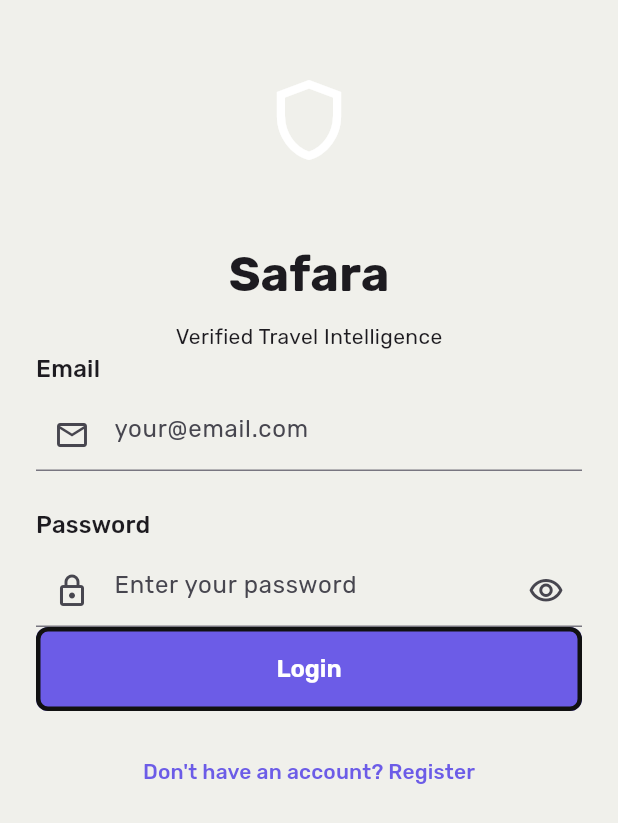
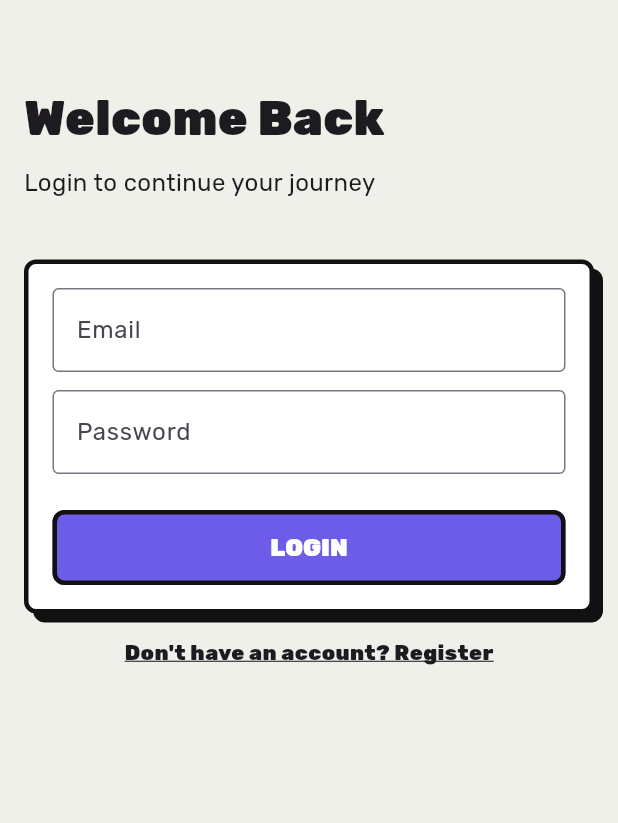
Before and after one commit to whoissaf/safara-frontend, a Flutter app: the LoginScreen screen opened directly, on a phone screen of 412 x 824 dp. Shown: the top 823 px of the screen. Run offline on Flutter 3.47's test engine with Material 3 defaults, Android fonts, the phone set to English and light mode, and no system bars; our stand-ins replace flutter_map, google_fonts, latlong2, shared_preferences; accounts and stored records are empty.

Commit message:
feat: add authentication jwt splash login register

```diff
--- a/lib/screens/login_screen.dart
+++ b/lib/screens/login_screen.dart
@@ -1,6 +1,8 @@
 import 'package:flutter/material.dart';
 import '../core/constants.dart';
 import '../services/auth_service.dart';
+import 'home_screen.dart';
+import 'register_screen.dart';
 
 class LoginScreen extends StatefulWidget {
   const LoginScreen({super.key});
@@ -14,189 +16,80 @@
   final _emailController = TextEditingController();
   final _passwordController = TextEditingController();
   bool _isLoading = false;
-  bool _obscurePassword = true;
+
+  void _showAlert(String msg) {
+    showDialog(
+      context: context,
+      builder: (_) => AlertDialog(
+        backgroundColor: NeoColors.surface,
+        shape: RoundedRectangleBorder(borderRadius: BorderRadius.circular(AppRadius.md), side: NeoBorders.thickSide),
+        title: const Text('Error', style: TextStyle(fontWeight: FontWeight.w900)),
+        content: Text(msg),
+        actions: [
+          TextButton(
+            onPressed: () => Navigator.pop(context),
+            style: TextButton.styleFrom(backgroundColor: NeoColors.red, foregroundColor: NeoColors.surface, shape: RoundedRectangleBorder(borderRadius: BorderRadius.circular(AppRadius.sm), side: NeoBorders.thinSide)),
+            child: const Text('OK', style: TextStyle(fontWeight: FontWeight.w900)),
+          ),
+        ],
+      ),
+    );
+  }
 
   Future<void> _handleLogin() async {
     if (!_formKey.currentState!.validate()) return;
-
-    setState(() {
-      _isLoading = true;
-    });
-
-    // Simulasi login (nanti bisa diganti dengan API call)
-    await Future.delayed(const Duration(seconds: 1));
-
-    // Simpan user data
-    await AuthService.saveUserData(
-      userId: 'c7133c5e-c490-4011-8941-a866dc9adbdd',
-      name: _emailController.text.split('@').first, // Ambil nama dari email
-      email: _emailController.text,
-      role: 'traveler',
-    );
-
-    setState(() {
-      _isLoading = false;
-    });
-
-    if (mounted) {
-      Navigator.pushReplacementNamed(context, '/home');
+    setState(() => _isLoading = true);
+    final result = await AuthService.login(_emailController.text, _passwordController.text);
+    setState(() => _isLoading = false);
+    if (result['success'] == true) {
+      Navigator.pushReplacement(context, MaterialPageRoute(builder: (_) => const HomeScreen()));
+    } else {
+      _showAlert(result['message']);
     }
-  }
-
-  @override
-  void dispose() {
-    _emailController.dispose();
-    _passwordController.dispose();
-    super.dispose();
   }
 
   @override
   Widget build(BuildContext context) {
     return Scaffold(
-      backgroundColor: AppColors.background,
+      backgroundColor: NeoColors.background,
       body: SafeArea(
         child: SingleChildScrollView(
-          padding: const EdgeInsets.all(AppSpacing.xl),
+          padding: const EdgeInsets.all(AppSpacing.lg),
           child: Form(
             key: _formKey,
             child: Column(
               crossAxisAlignment: CrossAxisAlignment.start,
               children: [
-                const SizedBox(height: AppSpacing.xxxl),
-                // Logo & Title
-                Center(
+                const SizedBox(height: 40),
+                const Text('Welcome Back', style: TextStyle(fontSize: 32, fontWeight: FontWeight.w900)),
+                const SizedBox(height: 8),
+                const Text('Login to continue your journey', style: TextStyle(fontSize: 16)),
+                const SizedBox(height: 40),
+                Container(
+                  padding: const EdgeInsets.all(AppSpacing.lg),
+                  decoration: BoxDecoration(color: NeoColors.surface, border: NeoBorders.thick, boxShadow: NeoShadows.hard, borderRadius: BorderRadius.circular(AppRadius.md)),
                   child: Column(
                     children: [
-                      Container(
-                        padding: const EdgeInsets.all(AppSpacing.xl),
-                        decoration: BoxDecoration(
-                          color: AppColors.primary,
-                          shape: BoxShape.circle,
-                          boxShadow: AppShadows.elevated,
+                      TextFormField(controller: _emailController, decoration: const InputDecoration(labelText: 'Email', border: OutlineInputBorder()), keyboardType: TextInputType.emailAddress, validator: (v) => v == null || !v.contains('@') ? 'Valid email required' : null),
+                      const SizedBox(height: AppSpacing.md),
+                      TextFormField(controller: _passwordController, decoration: const InputDecoration(labelText: 'Password', border: OutlineInputBorder()), obscureText: true, validator: (v) => v == null || v.length < 6 ? 'Min 6 characters' : null),
+                      const SizedBox(height: AppSpacing.xl),
+                      SizedBox(
+                        width: double.infinity,
+                        height: 50,
+                        child: ElevatedButton(
+                          onPressed: _isLoading ? null : _handleLogin,
+                          child: Text(_isLoading ? 'LOGGING IN...' : 'LOGIN'),
                         ),
-                        child: const Icon(
-                          Icons.shield_outlined,
-                          size: 64,
-                          color: Colors.white,
-                        ),
-                      ),
-                      const SizedBox(height: AppSpacing.xl),
-                      const Text(
-                        'Safara',
-                        style: TextStyle(
-                          fontSize: 32,
-                          fontWeight: FontWeight.bold,
-                          color: AppColors.textPrimary,
-                        ),
-                      ),
-                      const SizedBox(height: AppSpacing.sm),
-                      Text(
-                        'Verified Travel Intelligence',
-                        style: Theme.of(context).textTheme.bodyMedium,
                       ),
                     ],
                   ),
                 ),
-                const SizedBox(height: AppSpacing.xxxl * 2),
-
-                // Email Field
-                Text(
-                  'Email',
-                  style: Theme.of(context).textTheme.titleMedium,
-                ),
-                const SizedBox(height: AppSpacing.sm),
-                TextFormField(
-                  controller: _emailController,
-                  keyboardType: TextInputType.emailAddress,
-                  decoration: const InputDecoration(
-                    prefixIcon: Icon(Icons.email_outlined),
-                    hintText: 'your@email.com',
-                  ),
-                  validator: (value) {
-                    if (value == null || value.isEmpty) {
-                      return 'Email is required';
-                    }
-                    if (!value.contains('@')) {
-                      return 'Please enter a valid email';
-                    }
-                    return null;
-                  },
-                ),
-
-                const SizedBox(height: AppSpacing.xl),
-
-                // Password Field
-                Text(
-                  'Password',
-                  style: Theme.of(context).textTheme.titleMedium,
-                ),
-                const SizedBox(height: AppSpacing.sm),
-                TextFormField(
-                  controller: _passwordController,
-                  obscureText: _obscurePassword,
-                  decoration: InputDecoration(
-                    prefixIcon: const Icon(Icons.lock_outlined),
-                    hintText: 'Enter your password',
-                    suffixIcon: IconButton(
-                      icon: Icon(
-                        _obscurePassword
-                          ? Icons.visibility_outlined
-                          : Icons.visibility_off_outlined,
-                      ),
-                      onPressed: () {
-                        setState(() {
-                          _obscurePassword = !_obscurePassword;
-                        });
-                      },
-                    ),
-                  ),
-                  validator: (value) {
-                    if (value == null || value.isEmpty) {
-                      return 'Password is required';
-                    }
-                    if (value.length < 6) {
-                      return 'Password must be at least 6 characters';
-                    }
-                    return null;
-                  },
-                ),
-
-                const SizedBox(height: AppSpacing.xxl * 2),
-
-                // Login Button
-                SizedBox(
-                  width: double.infinity,
-                  height: 56,
-                  child: ElevatedButton(
-                    onPressed: _isLoading ? null : _handleLogin,
-                    child: _isLoading
-                        ? const SizedBox(
-                            width: 24,
-                            height: 24,
-                            child: CircularProgressIndicator(
-                              strokeWidth: 2,
-                              valueColor: AlwaysStoppedAnimation<Color>(Colors.white),
-                            ),
-                          )
-                        : const Text(
-                            'Login',
-                            style: TextStyle(
-                              fontSize: 16,
-                              fontWeight: FontWeight.w600,
-                            ),
-                          ),
-                  ),
-                ),
-
                 const SizedBox(height: AppSpacing.lg),
-
-                // Register Link
                 Center(
-                  child: TextButton(
-                    onPressed: () {
-                      // Navigate to register
-                    },
-                    child: const Text("Don't have an account? Register"),
+                  child: GestureDetector(
+                    onTap: () => Navigator.push(context, MaterialPageRoute(builder: (_) => const RegisterScreen())),
+                    child: const Text("Don't have an account? Register", style: TextStyle(fontWeight: FontWeight.w900, decoration: TextDecoration.underline)),
                   ),
                 ),
               ],
```
Also changed, not shown: lib/main.dart (+6 -20 lines), lib/screens/register_screen.dart (added, +94 -0 lines), lib/screens/splash_screen.dart (added, +59 -0 lines), lib/services/auth_service.dart (+52 -30 lines).
